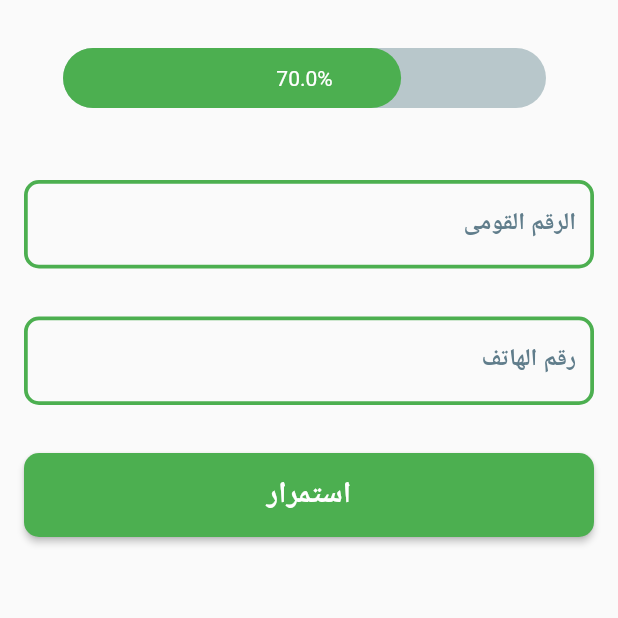
After one commit to tazkrtak/alpha-client, a Flutter app: the SignUp screen opened directly, after a tap on "استمرار", on a phone screen of 412 x 824 dp, the top half of it. The commit adds this screen. Run offline on Flutter 3.47's test engine with Material 2 defaults, Android fonts, the phone set to English and light mode, and no system bars; drawn by our look-alikes of percent_indicator; our stand-ins replace qr_flutter; missing offline and left inert: base32.

Commit message:
Add Sign Up UI

```diff
--- /dev/null
+++ b/lib/signUp.dart
@@ -0,0 +1,301 @@
+import 'package:flutter/material.dart';
+import 'package:percent_indicator/linear_percent_indicator.dart';
+
+class SignUp extends StatefulWidget {
+  static String tag = 'test-page';
+  @override
+  _SignUp createState() => new _SignUp();
+}
+
+class SignUp2 extends StatefulWidget {
+  static String tag = 'test-page';
+  @override
+  _SignUp2 createState() => new _SignUp2();
+}
+
+class SignUp3 extends StatefulWidget {
+  static String tag = 'test-page';
+  @override
+  _SignUp3 createState() => new _SignUp3();
+}
+
+class _SignUp3 extends State<SignUp3> {
+  @override
+  Widget build(BuildContext context) {
+    return Scaffold(
+      body: new Container(
+        padding: EdgeInsets.all(16),
+        child: new Container(
+            child: SingleChildScrollView(
+          child: new Column(
+            crossAxisAlignment: CrossAxisAlignment.stretch,
+            children: <Widget>[
+              Padding(
+                padding: EdgeInsets.all(16.0),
+                child: new LinearPercentIndicator(
+                  width: MediaQuery.of(context).size.width - 70,
+                  animation: true,
+                  lineHeight: 40.0,
+                  animationDuration: 1500,
+                  percent: 1.0,
+                  center: Text("100.0%", style: TextStyle(color: Colors.white)),
+                  linearStrokeCap: LinearStrokeCap.roundAll,
+                  progressColor: Colors.green,
+                ),
+              ),
+              Padding(padding: EdgeInsets.only(bottom: 32)),
+              Directionality(
+                textDirection: TextDirection.rtl,
+                child: new TextFormField(
+                  obscureText: true,
+                  decoration: new InputDecoration(
+                      labelText: 'كلمة المرور',
+                      labelStyle: TextStyle(
+                          color: Colors.blueGrey, fontWeight: FontWeight.bold),
+                      border: InputBorder.none,
+                      enabledBorder: OutlineInputBorder(
+                        borderRadius: BorderRadius.all(Radius.circular(10.0)),
+                        borderSide: BorderSide(color: Colors.green, width: 2.5),
+                      ),
+                      focusedBorder: OutlineInputBorder(
+                        borderRadius: BorderRadius.all(Radius.circular(10.0)),
+                        borderSide:
+                            BorderSide(color: Colors.blueGrey, width: 2.5),
+                      )),
+                ),
+              ),
+              Padding(padding: EdgeInsets.only(bottom: 32)),
+              Directionality(
+                textDirection: TextDirection.rtl,
+                child: new TextFormField(
+                  decoration: new InputDecoration(
+                      labelText: 'تأكيد كلمة المرور ',
+                      labelStyle: TextStyle(
+                          color: Colors.blueGrey, fontWeight: FontWeight.bold),
+                      border: InputBorder.none,
+                      enabledBorder: OutlineInputBorder(
+                        borderRadius: BorderRadius.all(Radius.circular(10.0)),
+                        borderSide: BorderSide(color: Colors.green, width: 2.5),
+                      ),
+                      focusedBorder: OutlineInputBorder(
+                        borderRadius: BorderRadius.all(Radius.circular(10.0)),
+                        borderSide:
+                            BorderSide(color: Colors.blueGrey, width: 2.5),
+                      )),
+                ),
+              ),
+              Padding(padding: EdgeInsets.only(bottom: 32)),
+              new ButtonTheme(
+                height: 56,
+                splashColor: Colors.greenAccent,
+                child: new RaisedButton(
+                  textTheme: ButtonTextTheme.accent,
+                  child: new Text('إنشاء حساب',
+                      style: new TextStyle(
+                          fontSize: 20, fontWeight: FontWeight.bold)),
+                  color: Colors.green,
+                  textColor: Colors.white,
+                  shape: RoundedRectangleBorder(
+                      borderRadius: new BorderRadius.circular(10.0)),
+                  onPressed: () {},
+                ),
+              ),
+            ],
+          ),
+        )),
+      ),
+    );
+  }
+}
+
+class _SignUp2 extends State<SignUp2> {
+  @override
+  Widget build(BuildContext context) {
+    return Scaffold(
+      body: new Container(
+        padding: EdgeInsets.all(16),
+        child: new Container(
+            child: SingleChildScrollView(
+          child: new Column(
+            crossAxisAlignment: CrossAxisAlignment.stretch,
+            children: <Widget>[
+              Padding(
+                padding: EdgeInsets.all(16.0),
+                child: new LinearPercentIndicator(
+                  width: MediaQuery.of(context).size.width - 70,
+                  animation: true,
+                  lineHeight: 40.0,
+                  animationDuration: 1500,
+                  percent: 0.7,
+                  center: Text("70.0%", style: TextStyle(color: Colors.white)),
+                  linearStrokeCap: LinearStrokeCap.roundAll,
+                  progressColor: Colors.green,
+                ),
+              ),
+              Padding(padding: EdgeInsets.only(bottom: 32)),
+              Directionality(
+                textDirection: TextDirection.rtl,
+                child: new TextFormField(
+                  decoration: new InputDecoration(
+                      labelText: 'الرقم القومى',
+                      labelStyle: TextStyle(
+                          color: Colors.blueGrey, fontWeight: FontWeight.bold),
+                      border: InputBorder.none,
+                      enabledBorder: OutlineInputBorder(
+                        borderRadius: BorderRadius.all(Radius.circular(10.0)),
+                        borderSide: BorderSide(color: Colors.green, width: 2.5),
+                      ),
+                      focusedBorder: OutlineInputBorder(
+                        borderRadius: BorderRadius.all(Radius.circular(10.0)),
+                        borderSide:
+                            BorderSide(color: Colors.blueGrey, width: 2.5),
+                      )),
+                ),
+              ),
+              Padding(padding: EdgeInsets.only(bottom: 32)),
+              Directionality(
+                textDirection: TextDirection.rtl,
+                child: new TextFormField(
+                  decoration: new InputDecoration(
+                      labelText: 'رقم الهاتف',
+                      labelStyle: TextStyle(
+                          color: Colors.blueGrey, fontWeight: FontWeight.bold),
+                      border: InputBorder.none,
+                      enabledBorder: OutlineInputBorder(
+                        borderRadius: BorderRadius.all(Radius.circular(10.0)),
+                        borderSide: BorderSide(color: Colors.green, width: 2.5),
+                      ),
+                      focusedBorder: OutlineInputBorder(
+                        borderRadius: BorderRadius.all(Radius.circular(10.0)),
+                        borderSide:
+                            BorderSide(color: Colors.blueGrey, width: 2.5),
+                      )),
+                ),
+              ),
+              Padding(padding: EdgeInsets.only(bottom: 32)),
+              new ButtonTheme(
+                height: 56,
+                splashColor: Colors.greenAccent,
+                child: new RaisedButton(
+                  textTheme: ButtonTextTheme.accent,
+                  child: new Text('استمرار',
+                      style: new TextStyle(
+                          fontSize: 20, fontWeight: FontWeight.bold)),
+                  color: Colors.green,
+                  textColor: Colors.white,
+                  shape: RoundedRectangleBorder(
+                      borderRadius: new BorderRadius.circular(10.0)),
+                  onPressed: () {
+                    Navigator.push(
+                      context,
+                      MaterialPageRoute(builder: (context) => SignUp3()),
+                    );
+                  },
+                ),
+              ),
+            ],
+          ),
+        )),
+      ),
+    );
+  }
+}
+
+class _SignUp extends State<SignUp> {
+  @override
+  Widget build(BuildContext context) {
+    return Scaffold(
+      body: new Container(
+        padding: EdgeInsets.all(16),
+        child: new Container(
+          child: SingleChildScrollView(
+            child: new Column(
+              crossAxisAlignment: CrossAxisAlignment.stretch,
+              children: <Widget>[
+                Padding(
+                  padding: EdgeInsets.all(16.0),
+                  child: new LinearPercentIndicator(
+                    width: MediaQuery.of(context).size.width - 70,
+                    animation: true,
+                    lineHeight: 40.0,
+                    animationDuration: 1500,
+                    percent: 0.3,
+                    center:
+                        Text("30.0%", style: TextStyle(color: Colors.white)),
+                    linearStrokeCap: LinearStrokeCap.roundAll,
+                    progressColor: Colors.green,
+                  ),
+                ),
+                Padding(padding: EdgeInsets.only(bottom: 32)),
+                Directionality(
+                  textDirection: TextDirection.rtl,
+                  child: new TextFormField(
+                    decoration: new InputDecoration(
+                        labelText: 'الأسم',
+                        labelStyle: TextStyle(
+                            color: Colors.blueGrey,
+                            fontWeight: FontWeight.bold),
+                        border: InputBorder.none,
+                        enabledBorder: OutlineInputBorder(
+                          borderRadius: BorderRadius.all(Radius.circular(10.0)),
+                          borderSide:
+                              BorderSide(color: Colors.green, width: 2.5),
+                        ),
+                        focusedBorder: OutlineInputBorder(
+                          borderRadius: BorderRadius.all(Radius.circular(10.0)),
+                          borderSide:
+                              BorderSide(color: Colors.blueGrey, width: 2.5),
+                        )),
+                  ),
+                ),
+                Padding(padding: EdgeInsets.only(bottom: 32)),
+                Directionality(
+                  textDirection: TextDirection.rtl,
+                  child: new TextFormField(
+                    decoration: new InputDecoration(
+                        labelText: 'البريد الالكترونى',
+                        labelStyle: TextStyle(
+                            color: Colors.blueGrey,
+                            fontWeight: FontWeight.bold),
+                        border: InputBorder.none,
+                        enabledBorder: OutlineInputBorder(
+                          borderRadius: BorderRadius.all(Radius.circular(10.0)),
+                          borderSide:
+                              BorderSide(color: Colors.green, width: 2.5),
+                        ),
+                        focusedBorder: OutlineInputBorder(
+                          borderRadius: BorderRadius.all(Radius.circular(10.0)),
+                          borderSide:
+                              BorderSide(color: Colors.blueGrey, width: 2.5),
+                        )),
+                  ),
+                ),
+                Padding(padding: EdgeInsets.only(bottom: 32)),
+                new ButtonTheme(
+                  height: 56,
+                  splashColor: Colors.greenAccent,
+                  child: new RaisedButton(
+                    textTheme: ButtonTextTheme.accent,
+                    child: new Text('استمرار',
+                        style: new TextStyle(
+                            fontSize: 20, fontWeight: FontWeight.bold)),
+                    color: Colors.green,
+                    textColor: Colors.white,
+                    shape: RoundedRectangleBorder(
+                        borderRadius: new BorderRadius.circular(10.0)),
+                    onPressed: () {
+                      Navigator.push(
+                        context,
+                        MaterialPageRoute(builder: (context) => SignUp2()),
+                      );
+                    },
+                  ),
+                ),
+              ],
+            ),
+          ),
+        ),
+      ),
+    );
+  }
+}
--- a/pubspec.yaml
+++ b/pubspec.yaml
@@ -23,6 +23,7 @@ dependencies:
   base32: ^1.0.1
   crypto: ^2.0.6
   cloud_firestore: ^0.12.9
+  percent_indicator: "^2.1.1"
   # The following adds the Cupertino Icons font to your application.
   # Use with the CupertinoIcons class for iOS style icons.
   cupertino_icons: ^0.1.2
@@ -44,9 +45,8 @@ flutter:
   uses-material-design: true
 
   # To add assets to your application, add an assets section, like this:
-  # assets:
-  #  - images/a_dot_burr.jpeg
-  #  - images/a_dot_ham.jpeg
+  assets:
+    - assets/logo.png
 
   # An image asset can refer to one or more resolution-specific "variants", see
   # https://flutter.dev/assets-and-images/#resolution-aware.
```
Also changed, not shown: lib/signIn.dart (+6 -3 lines), assets/logo.png (added), pubspec.lock.
